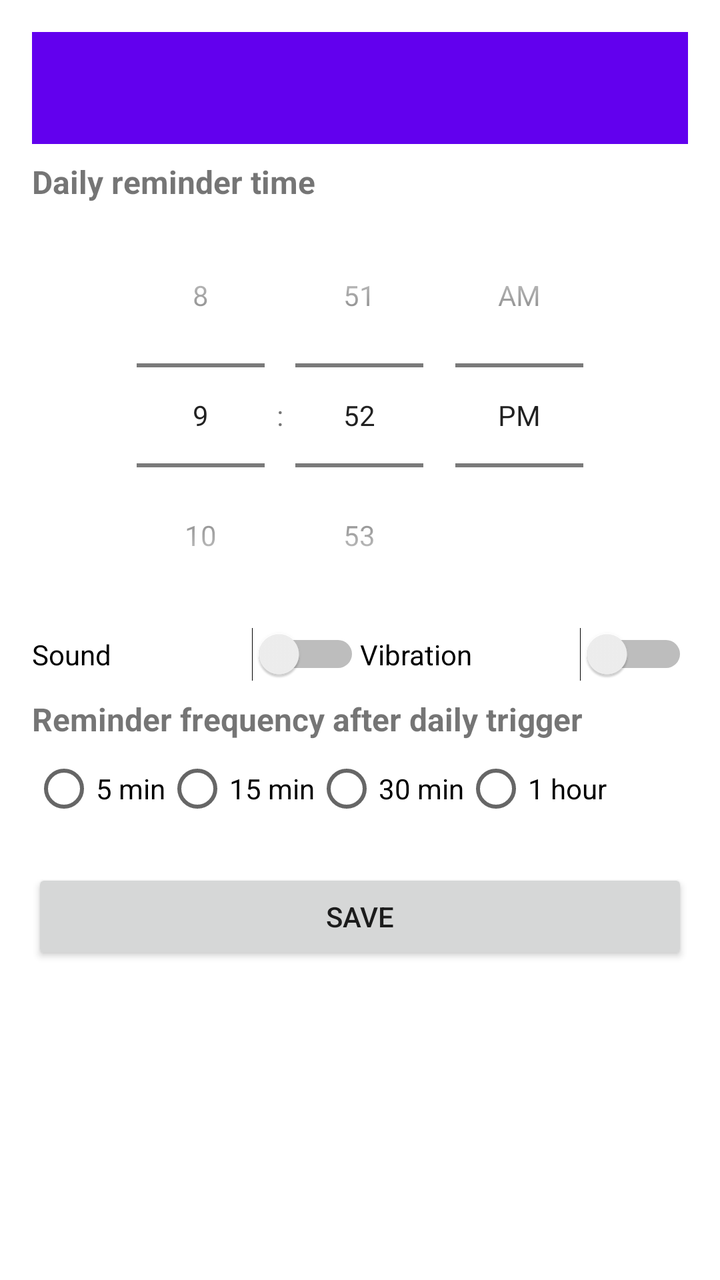
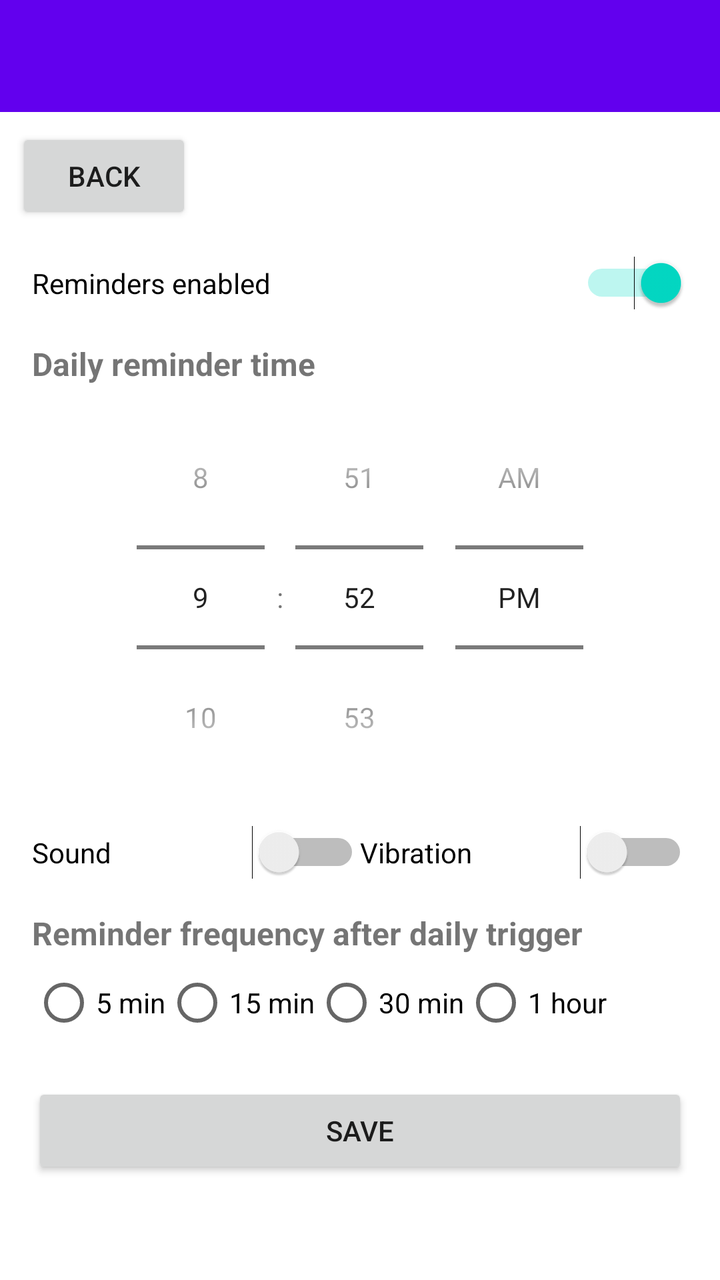

Screens rendered from an Android XML layout before and after an edit, with the pre-edit source and the edit as a unified diff.
<!-- AndroidManifest.xml: application theme Theme.PainTracker -->
<!-- res/layout/activity_settings.xml -->
<?xml version="1.0" encoding="utf-8"?>
<LinearLayout xmlns:android="http://schemas.android.com/apk/res/android"
    android:layout_width="match_parent"
    android:layout_height="match_parent"
    android:orientation="vertical"
    android:padding="16dp">

    <androidx.appcompat.widget.Toolbar
        android:id="@+id/settingsToolbar"
        android:layout_width="match_parent"
        android:layout_height="?attr/actionBarSize"
        android:background="?attr/colorPrimary"
        android:theme="@style/ThemeOverlay.AppCompat.Dark.ActionBar" />

    <TextView
        android:layout_width="match_parent"
        android:layout_height="wrap_content"
        android:paddingTop="8dp"
        android:text="@string/reminder_time"
        android:textSize="16sp"
        android:textStyle="bold" />

    <TimePicker
        android:id="@+id/timePicker"
        android:layout_width="match_parent"
        android:layout_height="wrap_content"
        android:timePickerMode="spinner" />

    <LinearLayout
        android:layout_width="match_parent"
        android:layout_height="wrap_content"
        android:orientation="horizontal">

        <Switch
            android:id="@+id/soundSwitch"
            android:layout_width="0dp"
            android:layout_height="wrap_content"
            android:layout_weight="1"
            android:text="@string/sound" />

        <Switch
            android:id="@+id/vibrateSwitch"
            android:layout_width="0dp"
            android:layout_height="wrap_content"
            android:layout_weight="1"
            android:text="@string/vibration" />
    </LinearLayout>

    <TextView
        android:layout_width="match_parent"
        android:layout_height="wrap_content"
        android:paddingTop="8dp"
        android:text="@string/reminder_frequency"
        android:textSize="16sp"
        android:textStyle="bold" />

    <RadioGroup
        android:id="@+id/intervalGroup"
        android:layout_width="match_parent"
        android:layout_height="wrap_content"
        android:orientation="horizontal">

        <RadioButton
            android:id="@+id/interval5"
            android:layout_width="wrap_content"
            android:layout_height="wrap_content"
            android:text="5 min" />

        <RadioButton
            android:id="@+id/interval15"
            android:layout_width="wrap_content"
            android:layout_height="wrap_content"
            android:text="15 min" />

        <RadioButton
            android:id="@+id/interval30"
            android:layout_width="wrap_content"
            android:layout_height="wrap_content"
            android:text="30 min" />

        <RadioButton
            android:id="@+id/interval60"
            android:layout_width="wrap_content"
            android:layout_height="wrap_content"
            android:text="1 hour" />
    </RadioGroup>

    <Button
        android:id="@+id/saveButton"
        android:layout_width="match_parent"
        android:layout_height="wrap_content"
        android:layout_marginTop="16dp"
        android:text="@string/save" />
</LinearLayout>
<!-- resources referenced by this layout -->
<resources>
  <string name="reminder_frequency">Reminder frequency after daily trigger</string>
  <string name="reminder_time">Daily reminder time</string>
  <string name="save">Save</string>
  <string name="sound">Sound</string>
  <string name="vibration">Vibration</string>
  <style name="Theme.PainTracker" parent="Theme.MaterialComponents.DayNight.NoActionBar">
          
          <item name="colorPrimary">@color/purple_500</item>
          <item name="colorPrimaryVariant">@color/purple_700</item>
          <item name="colorOnPrimary">@color/white</item>
          
          <item name="colorSecondary">@color/teal_200</item>
          <item name="colorSecondaryVariant">@color/teal_700</item>
          <item name="colorOnSecondary">@color/black</item>
          
          <item name="android:statusBarColor">?attr/colorPrimaryVariant</item>
          
      </style>
  <color name="purple_500">#FF6200EE</color>
  <color name="purple_700">#FF3700B3</color>
  <color name="white">#FFFFFFFF</color>
  <color name="teal_200">#FF03DAC5</color>
  <color name="teal_700">#FF018786</color>
  <color name="black">#FF000000</color>
</resources>

<!-- the commit's change to res/layout/activity_settings.xml (unified diff, before → after) -->
@@ -2,8 +2,7 @@
 <LinearLayout xmlns:android="http://schemas.android.com/apk/res/android"
     android:layout_width="match_parent"
     android:layout_height="match_parent"
-    android:orientation="vertical"
-    android:padding="16dp">
+    android:orientation="vertical">
 
     <androidx.appcompat.widget.Toolbar
         android:id="@+id/settingsToolbar"
@@ -12,10 +11,30 @@
         android:background="?attr/colorPrimary"
         android:theme="@style/ThemeOverlay.AppCompat.Dark.ActionBar" />
 
+    <Button
+        android:id="@+id/backButton"
+        android:layout_width="wrap_content"
+        android:layout_height="wrap_content"
+        android:layout_gravity="start"
+        android:layout_margin="8dp"
+        android:text="@string/back" />
+
+    <Switch
+        android:id="@+id/reminderEnabledSwitch"
+        android:layout_width="match_parent"
+        android:layout_height="wrap_content"
+        android:layout_marginStart="16dp"
+        android:layout_marginEnd="16dp"
+        android:layout_marginTop="8dp"
+        android:checked="true"
+        android:text="@string/reminders_enabled" />
+
     <TextView
         android:layout_width="match_parent"
         android:layout_height="wrap_content"
-        android:paddingTop="8dp"
+        android:layout_marginStart="16dp"
+        android:layout_marginEnd="16dp"
+        android:layout_marginTop="16dp"
         android:text="@string/reminder_time"
         android:textSize="16sp"
         android:textStyle="bold" />
@@ -24,11 +43,16 @@
         android:id="@+id/timePicker"
         android:layout_width="match_parent"
         android:layout_height="wrap_content"
+        android:layout_marginStart="16dp"
+        android:layout_marginEnd="16dp"
         android:timePickerMode="spinner" />
 
     <LinearLayout
         android:layout_width="match_parent"
         android:layout_height="wrap_content"
+        android:layout_marginStart="16dp"
+        android:layout_marginEnd="16dp"
+        android:layout_marginTop="8dp"
         android:orientation="horizontal">
 
         <Switch
@@ -49,7 +73,9 @@
     <TextView
         android:layout_width="match_parent"
         android:layout_height="wrap_content"
-        android:paddingTop="8dp"
+        android:layout_marginStart="16dp"
+        android:layout_marginEnd="16dp"
+        android:layout_marginTop="16dp"
         android:text="@string/reminder_frequency"
         android:textSize="16sp"
         android:textStyle="bold" />
@@ -58,6 +84,8 @@
         android:id="@+id/intervalGroup"
         android:layout_width="match_parent"
         android:layout_height="wrap_content"
+        android:layout_marginStart="16dp"
+        android:layout_marginEnd="16dp"
         android:orientation="horizontal">
 
         <RadioButton
@@ -89,6 +117,6 @@
         android:id="@+id/saveButton"
         android:layout_width="match_parent"
         android:layout_height="wrap_content"
-        android:layout_marginTop="16dp"
+        android:layout_margin="16dp"
         android:text="@string/save" />
 </LinearLayout>
<!-- resource entries referenced after the edit -->
@@ -1,7 +1,9 @@
 <!-- resources referenced by this layout -->
 <resources>
+  <string name="back">Back</string>
   <string name="reminder_frequency">Reminder frequency after daily trigger</string>
   <string name="reminder_time">Daily reminder time</string>
+  <string name="reminders_enabled">Reminders enabled</string>
   <string name="save">Save</string>
   <string name="sound">Sound</string>
   <string name="vibration">Vibration</string>
